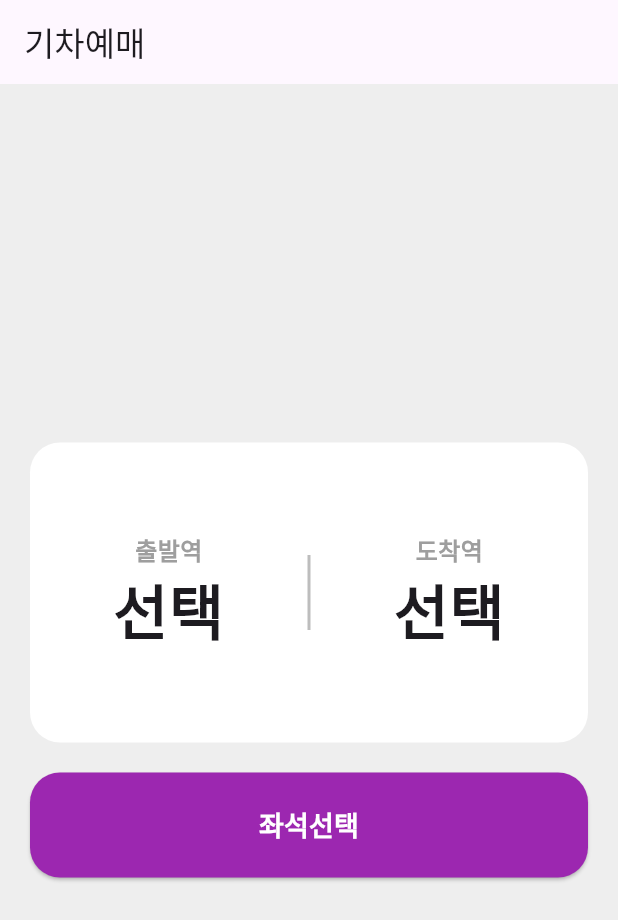
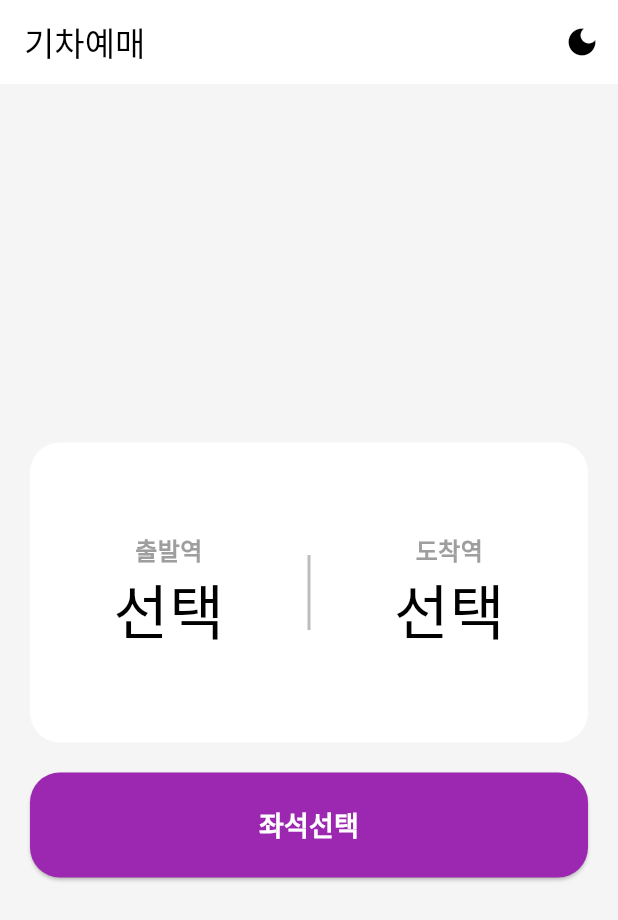
Before and after one commit to hippieperm/flutter_train_app, a Flutter app: the screen it shows after launch, on a phone screen of 412 x 824 dp. Shown: the top 920 px of the screen. Run offline on Flutter 3.47's test engine with Material 3 defaults, Android fonts, the phone set to English and light mode, and no system bars.

Commit message:
✨ MyApp을 StatefulWidget으로 변경하고 다크 모드 및 라이트 모드 테마를 추가하여 사용자 경험을 향상시켰습니다. HomePage에서 테마 전환 기능을 구현하고 TrainSelectBox의 UI를 다크 모드에 맞게 조정했습니다.

```diff
--- a/lib/main.dart
+++ b/lib/main.dart
@@ -7,14 +7,77 @@ void main() {
   runApp(const MyApp());
 }
 
-class MyApp extends StatelessWidget {
+class MyApp extends StatefulWidget {
   const MyApp({super.key});
 
   @override
+  State<MyApp> createState() => _MyAppState();
+}
+
+class _MyAppState extends State<MyApp> {
+  bool isDarkMode = false;
+
+  void toggleTheme() {
+    setState(() {
+      isDarkMode = !isDarkMode;
+    });
+  }
+
+  @override
   Widget build(BuildContext context) {
-    return const MaterialApp(
+    return MaterialApp(
       debugShowCheckedModeBanner: false,
-      home: HomePage(),
+      themeMode: isDarkMode ? ThemeMode.dark : ThemeMode.light,
+      theme: ThemeData(
+        brightness: Brightness.light,
+        primaryColor: Colors.purple,
+        scaffoldBackgroundColor: Colors.grey[100],
+        appBarTheme: const AppBarTheme(
+          backgroundColor: Colors.white,
+          foregroundColor: Colors.black,
+          elevation: 0,
+        ),
+        elevatedButtonTheme: ElevatedButtonThemeData(
+          style: ElevatedButton.styleFrom(
+            backgroundColor: Colors.purple,
+            foregroundColor: Colors.white,
+          ),
+        ),
+      ),
+      darkTheme: ThemeData(
+        brightness: Brightness.dark,
+        primaryColor: Colors.purple,
+        scaffoldBackgroundColor: const Color(0xFF1E1E1E),
+        appBarTheme: const AppBarTheme(
+          backgroundColor: Color(0xFF2D2D2D),
+          foregroundColor: Colors.white,
+          elevation: 0,
+        ),
+        elevatedButtonTheme: ElevatedButtonThemeData(
+          style: ElevatedButton.styleFrom(
+            backgroundColor: Colors.purple,
+            foregroundColor: Colors.white,
+          ),
+        ),
+        cardColor: const Color(0xFF2D2D2D),
+        textTheme: const TextTheme(
+          bodyLarge: TextStyle(color: Colors.white),
+          bodyMedium: TextStyle(color: Colors.white),
+          titleMedium: TextStyle(color: Colors.white),
+        ),
+        colorScheme: ColorScheme.dark(
+          primary: Colors.purple,
+          secondary: Colors.purpleAccent,
+          surface: const Color(0xFF2D2D2D),
+          background: const Color(0xFF1E1E1E),
+          onBackground: Colors.white,
+          onSurface: Colors.white,
+        ),
+      ),
+      home: HomePage(
+        onThemeToggle: toggleTheme,
+        isDarkMode: isDarkMode,
+      ),
       // home: StationListPage(),
       // home: SeatPage(),
     );
--- a/lib/pages/home_page.dart
+++ b/lib/pages/home_page.dart
@@ -5,7 +5,14 @@ import 'package:a/pages/seat_page.dart';
 import 'package:flutter/material.dart';
 
 class HomePage extends StatefulWidget {
-  const HomePage({super.key});
+  final VoidCallback onThemeToggle;
+  final bool isDarkMode;
+
+  const HomePage({
+    super.key,
+    required this.onThemeToggle,
+    required this.isDarkMode,
+  });
 
   @override
   State<HomePage> createState() => _HomePageState();
@@ -54,8 +61,17 @@ class _HomePageState extends State<HomePage> {
     return Scaffold(
       appBar: AppBar(
         title: const Text('기차예매'),
+        actions: [
+          IconButton(
+            icon: Icon(
+              Theme.of(context).brightness == Brightness.dark
+                  ? Icons.light_mode
+                  : Icons.dark_mode,
+            ),
+            onPressed: widget.onThemeToggle,
+          ),
+        ],
       ),
-      backgroundColor: Colors.grey[200],
       body: Padding(
         padding: const EdgeInsets.symmetric(horizontal: 20),
         child: Column(
--- a/lib/pages/widgets/home/train_select_box.dart
+++ b/lib/pages/widgets/home/train_select_box.dart
@@ -16,10 +16,12 @@ class TrainSelectBox extends StatelessWidget {
 
   @override
   Widget build(BuildContext context) {
+    final isDark = Theme.of(context).brightness == Brightness.dark;
+
     return Container(
       height: 200,
       decoration: BoxDecoration(
-        color: Colors.white,
+        color: isDark ? const Color(0xFF2D2D2D) : Colors.white,
         borderRadius: BorderRadius.circular(20),
       ),
       child: Row(
@@ -31,11 +33,11 @@ class TrainSelectBox extends StatelessWidget {
               mainAxisAlignment: MainAxisAlignment.center,
               crossAxisAlignment: CrossAxisAlignment.center,
               children: [
-                const Text(
+                Text(
                   '출발역',
                   style: TextStyle(
                     fontSize: 16,
-                    color: Colors.grey,
+                    color: isDark ? Colors.grey[400] : Colors.grey,
                     fontWeight: FontWeight.bold,
                   ),
                 ),
@@ -43,8 +45,7 @@ class TrainSelectBox extends StatelessWidget {
                   startStation ?? '선택',
                   style: TextStyle(
                     fontSize: 40,
-                    // color: startStation == null ? Colors.black : Colors.purple,
-                    fontWeight: FontWeight.bold,
+                    color: isDark ? Colors.white : Colors.black,
                   ),
                 ),
               ],
@@ -53,18 +54,18 @@ class TrainSelectBox extends StatelessWidget {
           Container(
             width: 2,
             height: 50,
-            color: Colors.grey[400],
+            color: isDark ? Colors.grey[700] : Colors.grey[400],
           ),
           GestureDetector(
             onTap: onEndStationTap,
             child: Column(
               mainAxisAlignment: MainAxisAlignment.center,
               children: [
-                const Text(
+                Text(
                   '도착역',
                   style: TextStyle(
                     fontSize: 16,
-                    color: Colors.grey,
+                    color: isDark ? Colors.grey[400] : Colors.grey,
                     fontWeight: FontWeight.bold,
                   ),
                 ),
@@ -72,7 +73,7 @@ class TrainSelectBox extends StatelessWidget {
                   endStation ?? '선택',
                   style: TextStyle(
                     fontSize: 40,
-                    fontWeight: FontWeight.bold,
+                    color: isDark ? Colors.white : Colors.black,
                   ),
                 ),
               ],
```
